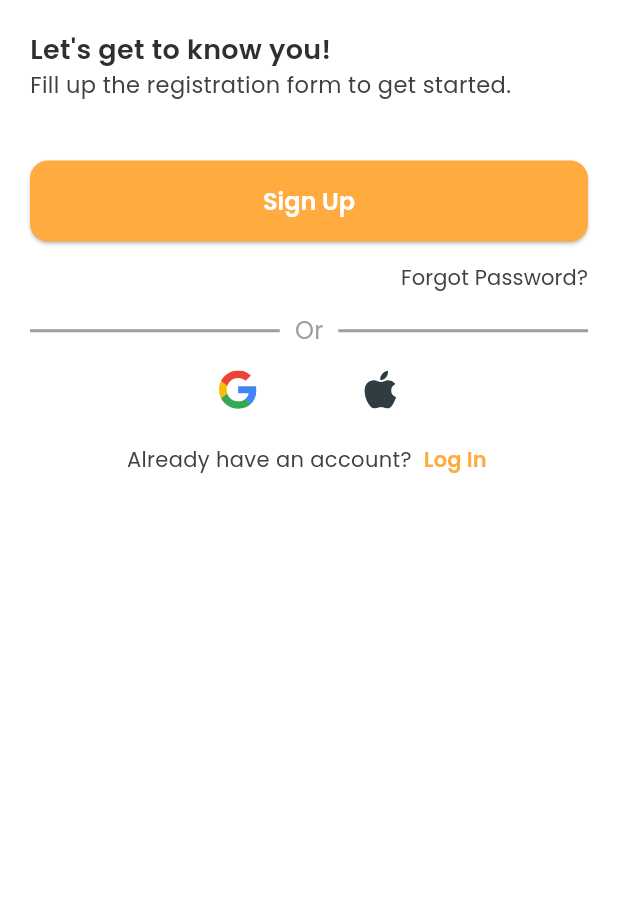
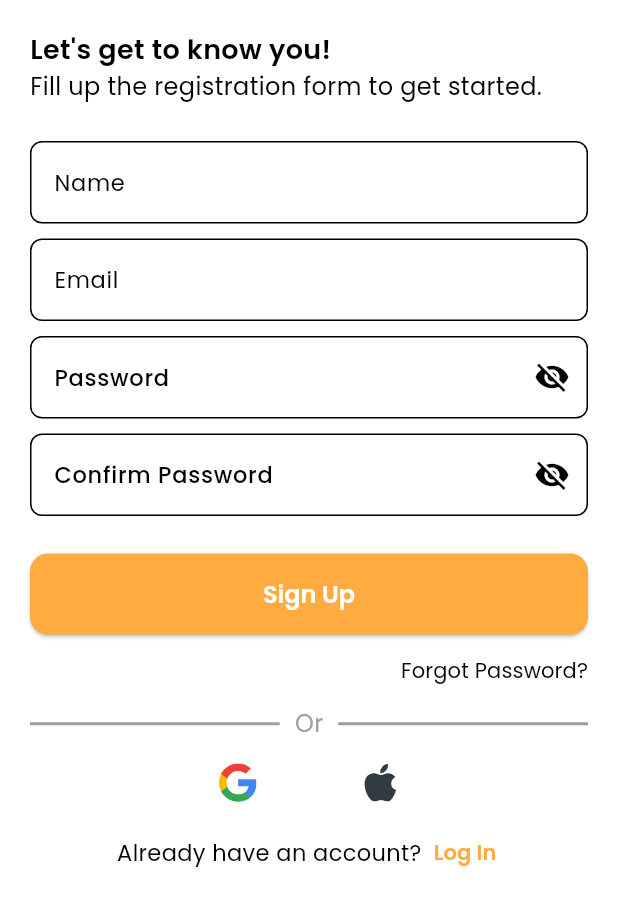
Before and after one commit to AkashP4769/reflect, a Flutter app: the SignUpCard widget shown alone on an empty page, opened directly with empty values, on a phone screen of 412 x 824 dp. Shown: the top 906 px of the screen. Run offline on Flutter 3.47's test engine with Material 3 defaults, Android fonts, the phone set to English and light mode, and no system bars; our stand-ins replace chewie, firebase_auth, firebase_core, flutter_riverpod, flutter_svg, google_sign_in and 1 more; accounts and stored records are empty; network calls fail.

Commit message:
Added theme to login/signup page

```diff
--- a/lib/components/signup/login_card.dart
+++ b/lib/components/signup/login_card.dart
@@ -69,7 +69,7 @@ class _LoginCardState extends ConsumerState<LoginCard> {
       width: MediaQuery.of(context).size.width,
       padding: const EdgeInsets.only(top: 20, left: 20, right: 20),
       decoration: BoxDecoration(
-        color: themeData.colorScheme.surface,
+        color: themeData.brightness == Brightness.dark ? themeData.colorScheme.surface.withOpacity(0.8) : themeData.colorScheme.surface.withOpacity(0.6),
         borderRadius: const BorderRadius.only(topLeft: Radius.circular(20), topRight: Radius.circular(20))
       ),
       child: SingleChildScrollView(
@@ -106,7 +106,7 @@ class _LoginCardState extends ConsumerState<LoginCard> {
                   child: ElevatedButton(
                     onPressed: signInWithEmailAndPass,
                     style: themeData.elevatedButtonTheme.style,
-                    child: const Text("Login", style: TextStyle(color: Colors.white, fontSize: 16, fontFamily: "Poppins", fontWeight: FontWeight.w600),),
+                    child: Text("Login", style: themeData.textTheme.titleMedium),
                   ),
                 ),
 
@@ -118,7 +118,7 @@ class _LoginCardState extends ConsumerState<LoginCard> {
                       minimumSize: Size.zero,
                       padding: const EdgeInsets.symmetric(vertical: 0)
                     ),
-                    child: Text("Forgot Password?", style: TextStyle(color: grey, fontSize: 14, fontFamily: "Poppins", fontWeight: FontWeight.w400),)
+                    child: Text("Forgot Password?", style: themeData.textTheme.bodyMedium?.copyWith(fontSize: 14, fontWeight: FontWeight.w400, fontFamily: "Poppins"),)
                   ),
                 ),
 
@@ -151,7 +151,7 @@ class _LoginCardState extends ConsumerState<LoginCard> {
                 Row(
                   mainAxisAlignment: MainAxisAlignment.center,
                   children: [
-                    Text("Didn't register?", style: TextStyle(color: grey, fontSize: 14, fontFamily: "Poppins", fontWeight: FontWeight.w400),),
+                    Text("Didn't register?", style: themeData.textTheme.bodyMedium?.copyWith(fontWeight: FontWeight.w400),),
                     const SizedBox(width: 5,),
                     TextButton(
                       onPressed: widget.togglePage,
--- a/lib/components/signup/signup_card.dart
+++ b/lib/components/signup/signup_card.dart
@@ -1,23 +1,25 @@
 import 'dart:ui';
 
 import 'package:flutter/material.dart';
+import 'package:flutter_riverpod/flutter_riverpod.dart';
 import 'package:reflect/components/signup/signup_icon_btn.dart';
 import 'package:reflect/components/signup/signup_passfield.dart';
 import 'package:reflect/components/signup/signup_textfield.dart';
 import 'package:reflect/constants/colors.dart';
+import 'package:reflect/main.dart';
 import 'package:reflect/services/auth_service.dart';
 
-class SignUpCard extends StatefulWidget {
+class SignUpCard extends ConsumerStatefulWidget {
   final void Function() togglePage;
   const SignUpCard({
     super.key, required this.togglePage
   });
 
   @override
-  State<SignUpCard> createState() => _SignUpCardState();
+  ConsumerState<SignUpCard> createState() => _SignUpCardState();
 }
 
-class _SignUpCardState extends State<SignUpCard> {
+class _SignUpCardState extends ConsumerState<SignUpCard> {
   late TextEditingController nameController;
   late TextEditingController emailController;
   late TextEditingController passwordController;
@@ -67,12 +69,13 @@ class _SignUpCardState extends State<SignUpCard> {
 
   @override
   Widget build(BuildContext context) {
+    final themeData = ref.watch(themeManagerProvider);
     return Container(
       height: 600,
       width: MediaQuery.of(context).size.width,
       padding: const EdgeInsets.only(top: 20, left: 20, right: 20),
       decoration: BoxDecoration(
-        color: Colors.white.withOpacity(0.8),
+        color: themeData.brightness == Brightness.dark ? themeData.colorScheme.surface.withOpacity(0.8) : themeData.colorScheme.surface.withOpacity(0.6),
         borderRadius: const BorderRadius.only(topLeft: Radius.circular(20), topRight: Radius.circular(20))
       ),
       child: SingleChildScrollView(
@@ -84,14 +87,14 @@ class _SignUpCardState extends State<SignUpCard> {
             Column(
               crossAxisAlignment: CrossAxisAlignment.start,
               children: [
-                Text("Let's get to know you!", style: TextStyle(color: darkGrey, fontSize: 18, fontFamily: "Poppins", fontWeight: FontWeight.w600),),
-                Text("Fill up the registration form to get started.", style: TextStyle(color: grey, fontSize: 15, fontFamily: "Poppins", fontWeight: FontWeight.w400),),
+                Text("Let's get to know you!", style: themeData.textTheme.titleMedium),
+                Text("Fill up the registration form to get started.", style:themeData.textTheme.bodyMedium?.copyWith(fontSize: 16, fontFamily: "Poppins", fontWeight: FontWeight.w400)),
 
                 const SizedBox(height: 20,),
-                //SignUpTextField(text: "Name", controller: nameController,),
-                //SignUpTextField(text: "Email", controller: emailController),
-                //SignUpPassField(text: "Password", controller: passwordController),
-                //SignUpPassField(text: "Confirm Password", controller: confirmPasswordController),
+                SignUpTextField(text: "Name", controller: nameController, themeData: themeData,),
+                SignUpTextField(text: "Email", controller: emailController, themeData: themeData),
+                SignUpPassField(text: "Password", controller: passwordController, themeData: themeData),
+                SignUpPassField(text: "Confirm Password", controller: confirmPasswordController, themeData: themeData),
 
                 if(errorMsg != '') Row(
                   children: [
@@ -106,14 +109,7 @@ class _SignUpCardState extends State<SignUpCard> {
                   alignment: Alignment.center,
                   child: ElevatedButton(
                     onPressed: signUpWithEmailAndPass,
-                    style: ElevatedButton.styleFrom(
-                      backgroundColor: Colors.orangeAccent,
-                      minimumSize: const Size(double.infinity, 50),
-                      padding: const EdgeInsets.symmetric(vertical: 15),
-                      shape: RoundedRectangleBorder(
-                        borderRadius: BorderRadius.circular(12)
-                      )
-                    ),
+                    style: themeData.elevatedButtonTheme.style,
                     child: const Text("Sign Up", style: TextStyle(color: Colors.white, fontSize: 16, fontFamily: "Poppins", fontWeight: FontWeight.w600),),
                   ),
                 ),
@@ -126,7 +122,7 @@ class _SignUpCardState extends State<SignUpCard> {
                       minimumSize: Size.zero,
                       padding: const EdgeInsets.symmetric(vertical: 0)
                     ),
-                    child: Text("Forgot Password?", style: TextStyle(color: grey, fontSize: 14, fontFamily: "Poppins", fontWeight: FontWeight.w400),)
+                    child: Text("Forgot Password?", style: themeData.textTheme.bodyMedium?.copyWith(fontSize: 14, fontWeight: FontWeight.w400, fontFamily: "Poppins"),)
                   ),
                 ),
 
@@ -159,7 +155,7 @@ class _SignUpCardState extends State<SignUpCard> {
                 Row(
                   mainAxisAlignment: MainAxisAlignment.center,
                   children: [
-                    Text("Already have an account?", style: TextStyle(color: grey, fontSize: 14, fontFamily: "Poppins", fontWeight: FontWeight.w400),),
+                    Text("Already have an account?", style: themeData.textTheme.bodyMedium?.copyWith(fontWeight: FontWeight.w400, fontFamily: "Poppins"),),
                     const SizedBox(width: 5,),
                     TextButton(
                       onPressed: widget.togglePage,
--- a/lib/theme/theme_constants.dart
+++ b/lib/theme/theme_constants.dart
@@ -11,7 +11,7 @@ ThemeData lightTheme = ThemeData(
   textTheme: ThemeData.light().textTheme.copyWith(
     titleMedium: const TextStyle(color: Colors.black, fontSize: 18, fontFamily: "Poppins", fontWeight: FontWeight.w600),
     titleSmall: const TextStyle(color: Colors.black, fontSize: 14, fontFamily: "Poppins", fontWeight: FontWeight.w400),
-    bodyLarge: const TextStyle(color: Colors.black, fontSize: 15, fontFamily: "Poppins", fontWeight: FontWeight.w400),
+    bodyMedium: const TextStyle(color: Colors.black, fontSize: 15, fontFamily: "Poppins", fontWeight: FontWeight.w400),
     bodySmall: const TextStyle(color: Colors.black, fontSize: 12, fontFamily: "Poppins", fontWeight: FontWeight.w400),
   ),
 
```
